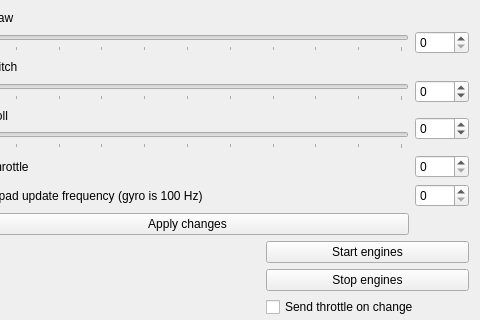
The window that FlightController/Python/GraphicalController/gui.ui (debnera/arduino-quadcopter) describes before a commit, drawn with Qt 5; both pictures show x 554 to 1034 and y 0 to 320 of the 1034 by 867 pixel window.
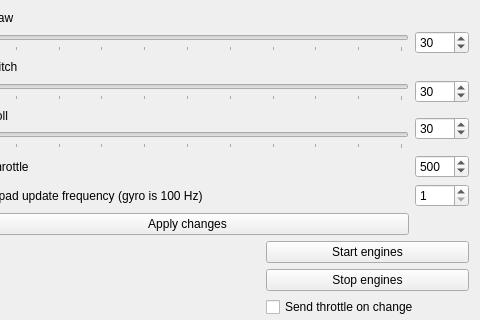
The same window after the commit.

Commit message: GraphicalController: Added default maximum values.

Diff of the .ui file:
```diff
--- a/FlightController/Python/GraphicalController/gui.ui
+++ b/FlightController/Python/GraphicalController/gui.ui
@@ -211,6 +211,9 @@
        <property name="maximum">
         <number>100</number>
        </property>
+       <property name="value">
+        <number>30</number>
+       </property>
       </widget>
      </item>
      <item row="4" column="0">
@@ -228,6 +231,9 @@
        <property name="maximum">
         <number>100</number>
        </property>
+       <property name="value">
+        <number>30</number>
+       </property>
       </widget>
      </item>
      <item row="5" column="0">
@@ -260,6 +266,9 @@
        <property name="maximum">
         <number>100</number>
        </property>
+       <property name="value">
+        <number>30</number>
+       </property>
       </widget>
      </item>
      <item row="1" column="0">
@@ -333,10 +342,20 @@
        <property name="maximum">
         <number>2000</number>
        </property>
+       <property name="value">
+        <number>500</number>
+       </property>
       </widget>
      </item>
      <item row="7" column="1">
-      <widget class="QSpinBox" name="gamepad_frequency_spinBox"/>
+      <widget class="QSpinBox" name="gamepad_frequency_spinBox">
+       <property name="minimum">
+        <number>1</number>
+       </property>
+       <property name="maximum">
+        <number>100</number>
+       </property>
+      </widget>
      </item>
      <item row="7" column="0">
       <widget class="QLabel" name="label_2">
```
Left out of the diff: 60 changed lines with no effect on the pictures.
